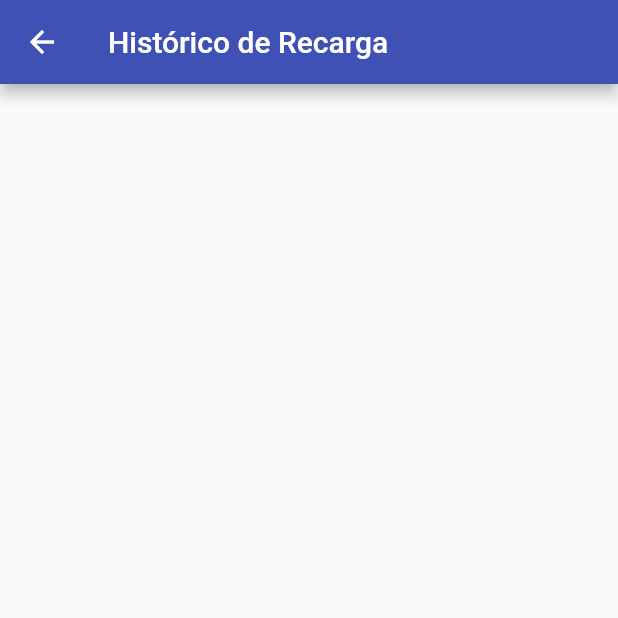
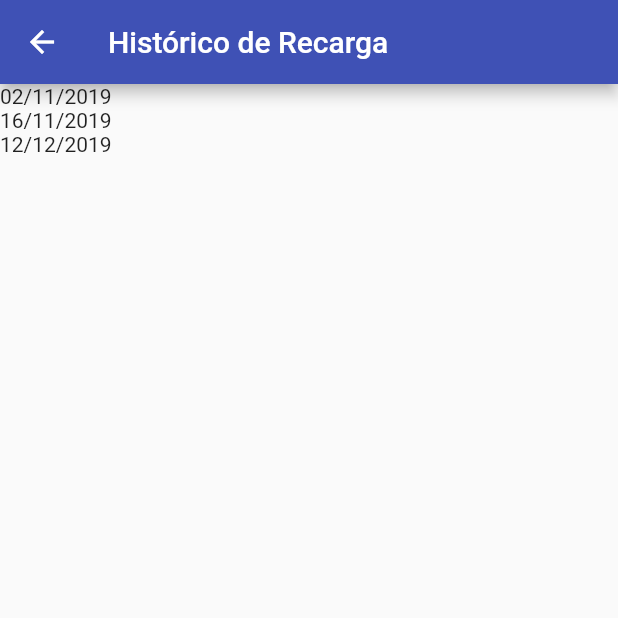
Before and after one commit to beliciobcardoso-zz/app_ticketsbus, a Flutter app: the HistoricoRecarga screen opened directly, on a phone screen of 412 x 824 dp, the top half of it. Run offline on Flutter 3.47's test engine with Material 2 defaults, Android fonts, the phone set to English and light mode, and no system bars; our stand-ins replace flutter_masked_text.

```diff
--- a/lib/pages/PageHistorico.dart
+++ b/lib/pages/PageHistorico.dart
@@ -1,12 +1,35 @@
+import 'package:app_ticketsbus/models/MyTimeDate.dart';
 import 'package:flutter/material.dart';
+import 'package:app_ticketsbus/models/Recarga.dart';
 
-class HistoricoRecarga extends StatelessWidget {
+var recargas = new List<Recarga>();
+
+class HistoricoRecarga extends StatefulWidget {
+  HistoricoRecarga() {
+    recargas = [];
+    recargas.add(Recarga(id: 1, data: "02/11/2019", valor: 15.50));
+    recargas.add(Recarga(id: 2, data: "16/11/2019", valor: 45.70));
+    recargas.add(Recarga(id: 3, data: "$data", valor: 30.30));
+  }
+  @override
+  _HistoricoRecargaState createState() => _HistoricoRecargaState();
+}
+
+class _HistoricoRecargaState extends State<HistoricoRecarga> {
   @override
   Widget build(BuildContext context) {
     return Scaffold(
       appBar: AppBar(
         title: Text("Histórico de Recarga"),
       ),
+      body: ListView.builder(
+        itemCount: recargas.length,
+        padding: const EdgeInsets.all(0),
+        itemBuilder: (BuildContext ctx, int index) {
+          final lista = recargas[index];
+          return Text(lista.data);
+        },
+      ),
     );
   }
 }
```
